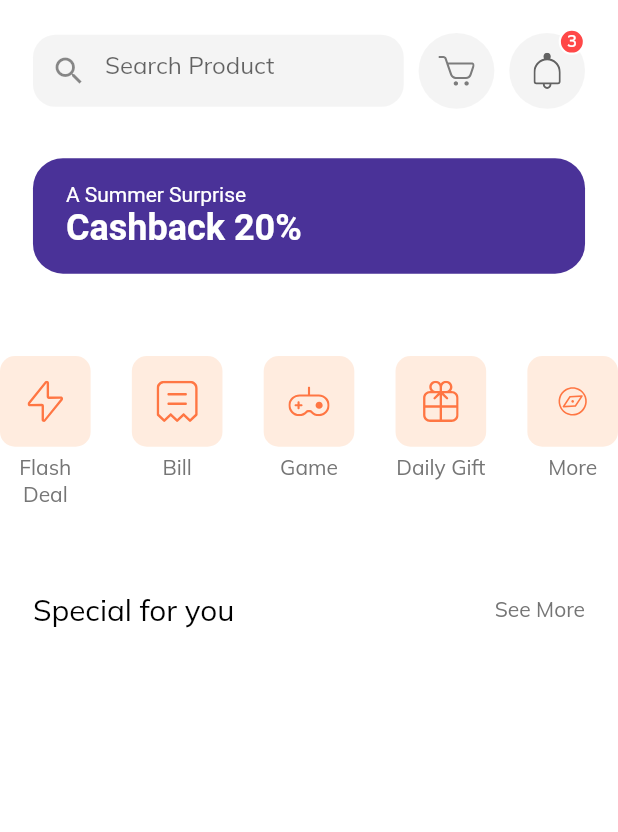
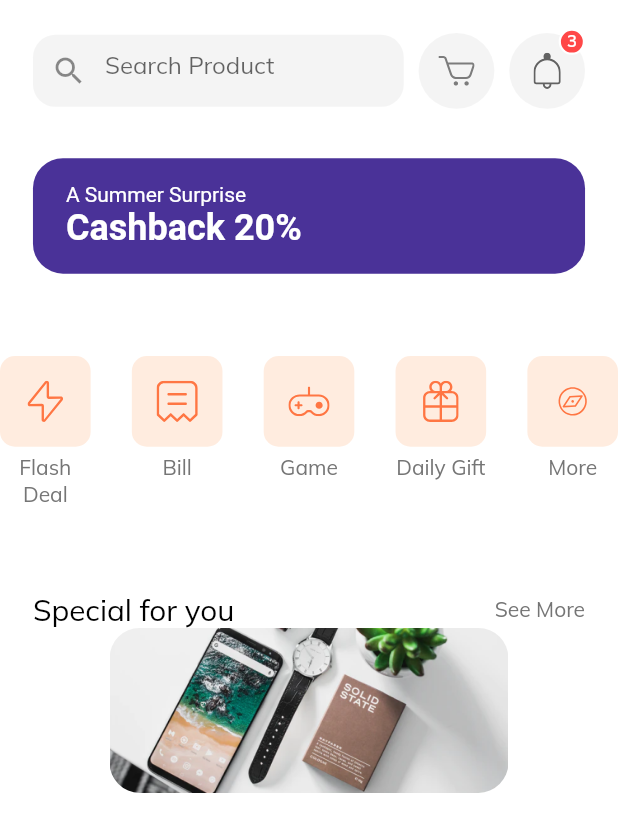
Before and after one commit to IshtiaqAhmadRion/shop_app, a Flutter app: the HomeScreen screen opened by its route, on a phone screen of 412 x 824 dp. Shown: the top 832 px of the screen. Run offline on Flutter 3.47's test engine with Material 2 defaults, Android fonts, the phone set to English and light mode, and no system bars; our stand-ins replace flutter_svg.

Commit message:
Update body.dart

```diff
--- a/lib/screens/home/components/body.dart
+++ b/lib/screens/home/components/body.dart
@@ -31,13 +31,24 @@ class Body extends StatelessWidget {
             height: getProportionateScreenWidth(30),
           ),
           Categories(),
-           SizedBox(
+          SizedBox(
             height: getProportionateScreenWidth(30),
           ),
           SectionTitle(
             text: "Special for you",
             press: () {},
           ),
+          SizedBox(
+            width: getProportionateScreenWidth(242),
+            height: getProportionateScreenWidth(100),
+            child: ClipRRect(
+              borderRadius: BorderRadius.circular(20),
+              child: Image.asset(
+                "assets/images/Image Banner 2.png",
+                fit: BoxFit.cover,
+              ),
+            ),
+          )
         ],
       ),
     ));
```
